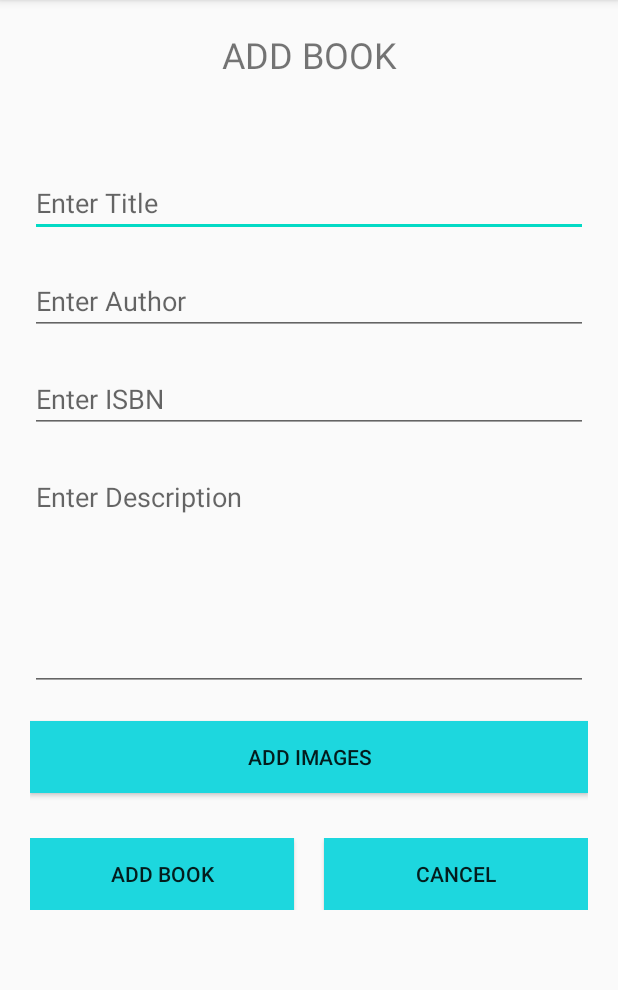
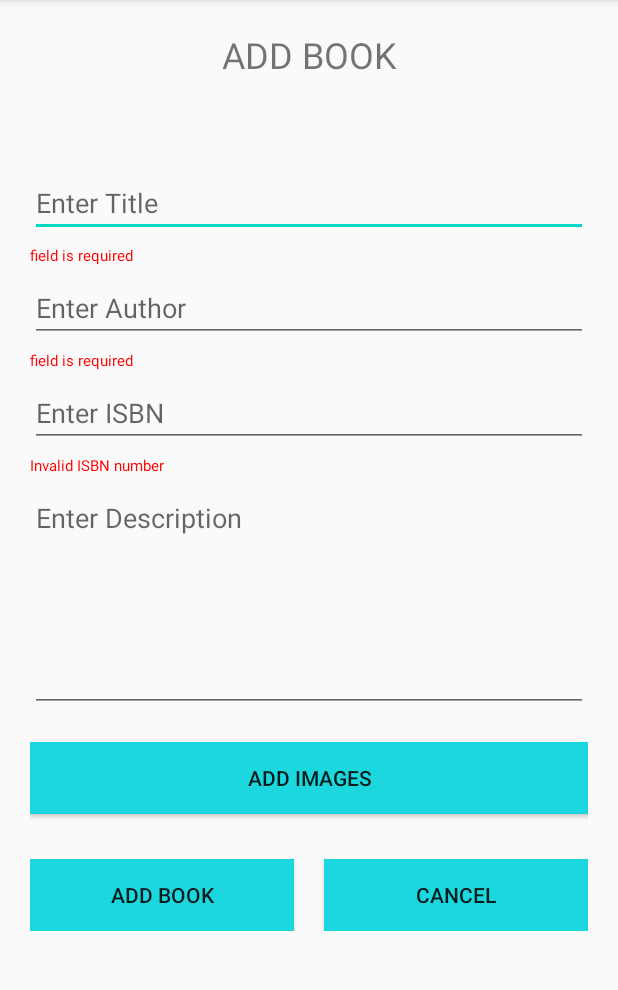
Before and after one commit to NVectors/BookBank, an Android app: the AddBookActivity screen opened directly, with no data from a screen before it, after a tap on "ADD BOOK", on a phone screen of 412 x 824 dp, the part 84-1074 px from its top. Run offline under Robolectric (Android 15) with nearby library versions, the phone set to English and light mode, and no system bars; our stand-ins replace Firebase (no records; nobody signed in at launch, a user with empty details on screens opened directly).

Commit message:
Validation for Adding book

```diff
--- a/app/src/main/java/com/example/bookbank/activities/AddBookActivity.java
+++ b/app/src/main/java/com/example/bookbank/activities/AddBookActivity.java
@@ -5,12 +5,15 @@ import androidx.appcompat.app.AppCompatActivity;
 
 import android.content.Intent;
 import android.os.Bundle;
+import android.renderscript.ScriptGroup;
 import android.view.View;
 import android.view.WindowManager;
 import android.widget.Button;
 import android.widget.EditText;
+import android.widget.TextView;
 
 import com.example.bookbank.R;
+import com.example.bookbank.helperClasses.InputValidator;
 import com.example.bookbank.models.Book;
 import com.google.android.gms.tasks.OnCompleteListener;
 import com.google.android.gms.tasks.Task;
@@ -25,8 +28,11 @@ public class AddBookActivity extends AppCompatActivity {
 
     private EditText description;
     private EditText title;
+    private TextView titleError;
     private EditText isbn;
+    private TextView isbnError;
     private EditText author;
+    private TextView authorError;
     private FirebaseFirestore firestore;
     private FirebaseAuth firebaseAuth;
 
@@ -39,8 +45,11 @@ public class AddBookActivity extends AppCompatActivity {
         getWindow().setSoftInputMode(WindowManager.LayoutParams.SOFT_INPUT_ADJUST_PAN);
 
         title = findViewById(R.id.titleEditText);
+        titleError = findViewById(R.id.titleError);
         author = findViewById(R.id.authorEditText);
+        authorError = findViewById(R.id.authorError);
         isbn = findViewById(R.id.isbnEditText);
+        isbnError = findViewById(R.id.isbnError);
         description = findViewById(R.id.descriptionEditText);
 
         final Button addBook = findViewById(R.id.addBookButton);
@@ -72,7 +81,18 @@ public class AddBookActivity extends AppCompatActivity {
         firestore = FirebaseFirestore.getInstance();
     }
 
+    public boolean validate() {
+        boolean[] inputs = {
+                InputValidator.notEmpty(title, titleError),
+                InputValidator.notEmpty(author, authorError),
+                InputValidator.notEmpty(isbn, isbnError),
+                InputValidator.isIsbn(isbn, isbnError)
+        };
+        return InputValidator.validateInputs(inputs);
+    }
+
     public void addBook(){
+        if (validate()) {
             FirebaseUser currentUser = FirebaseAuth.getInstance().getCurrentUser();
             String ownerId = "";
             if (currentUser != null) {
@@ -87,7 +107,7 @@ public class AddBookActivity extends AppCompatActivity {
                             id,
                             title.getText().toString(),
                             author.getText().toString(),
-                        Integer.parseInt(isbn.getText().toString()),
+                            Long.parseLong(isbn.getText().toString()),
                             description.getText().toString(),
                             "Available",
                             ownerId,
@@ -96,12 +116,12 @@ public class AddBookActivity extends AppCompatActivity {
             ).addOnCompleteListener(new OnCompleteListener<Void>() {
                 @Override
                 public void onComplete(@NonNull Task<Void> task) {
-                if (task.isSuccessful()){
+                    if (task.isSuccessful()) {
                         startActivity(new Intent(AddBookActivity.this, OwnerBooksActivity.class));
                     }
                 }
             });
-
+        }
     }
 
 
--- a/app/src/main/java/com/example/bookbank/activities/OwnerBooksActivity.java
+++ b/app/src/main/java/com/example/bookbank/activities/OwnerBooksActivity.java
@@ -44,7 +44,7 @@ public class OwnerBooksActivity extends AppCompatActivity {
         String []id = {"01", "02"};
         String []titles ={"The Grass is Always Greener", "Murder!"};
         String []author = {"Jeffrey Archer", "Arnold Bennett"};
-        Integer []isbn = {1860920497, 1860920128};
+        long []isbn = {1860920497, 1860920128};
         String []description = {"Book is about grass", "Book is about murder"};
         String []status = {"Available", "Available"};
         String []ownerId = {"05", "09"};
@@ -95,7 +95,7 @@ public class OwnerBooksActivity extends AppCompatActivity {
                     String id = (String) doc.getData().get("id");
                     String title = (String) doc.getData().get("title");
                     String author = (String) doc.getData().get("author");
-                    Integer isbn = Integer.parseInt(String.valueOf(doc.getData().get("isbn")));
+                    long isbn = Long.parseLong(String.valueOf(doc.getData().get("isbn")));
                     String description = (String) doc.getData().get("description");
                     String status = (String) doc.getData().get("status");
                     String ownerID = (String) doc.getData().get("ownerId");
--- a/app/src/main/java/com/example/bookbank/helperClasses/InputValidator.java
+++ b/app/src/main/java/com/example/bookbank/helperClasses/InputValidator.java
@@ -112,4 +112,16 @@ public class InputValidator {
         }
         return test;
     }
+
+    public static boolean isIsbn(EditText box, TextView errorBox) {
+        String regex = "^[0-9]{10,13}$";
+        boolean test = box.getText().toString().matches(regex);
+        if (!test) {
+            // if empty, set error message to warn the user
+            errorBox.setText("Invalid ISBN number");
+        } else {
+            errorBox.setText("");
+        }
+        return test;
+    }
 }
--- a/app/src/main/java/com/example/bookbank/models/Book.java
+++ b/app/src/main/java/com/example/bookbank/models/Book.java
@@ -4,7 +4,7 @@ public class Book {
     private String id;
     private String title;
     private String author;
-    private Integer isbn;
+    private Long isbn;
     private String description;
     private String status;
     private String ownerId;
@@ -14,7 +14,7 @@ public class Book {
         // required for Firestore to be able to convert this object
     }
 
-    public Book(String id, String title, String author, Integer isbn, String description, String status, String ownerId, String borrowerId) {
+    public Book(String id, String title, String author, Long isbn, String description, String status, String ownerId, String borrowerId) {
         this.id = id;
         this.title = title;
         this.author = author;
@@ -49,11 +49,11 @@ public class Book {
         this.author = author;
     }
 
-    public Integer getIsbn() {
+    public Long getIsbn() {
         return isbn;
     }
 
-    public void setIsbn(Integer isbn) {
+    public void setIsbn(Long isbn) {
         this.isbn = isbn;
     }
 
--- a/app/src/main/res/layout/activity_add_book.xml
+++ b/app/src/main/res/layout/activity_add_book.xml
@@ -24,23 +24,47 @@
             android:id="@+id/titleEditText"
             android:layout_width="match_parent"
             android:layout_height="wrap_content"
-            android:layout_marginBottom="20dp"
+            android:layout_marginBottom="5dp"
             android:hint="Enter Title" />
+
+        <TextView
+            android:id="@+id/titleError"
+            android:layout_width="match_parent"
+            android:layout_height="wrap_content"
+            android:textSize="10sp"
+            android:layout_marginBottom="5dp"
+            android:textColor="#f00" />
 
         <EditText
             android:id="@+id/authorEditText"
             android:layout_width="match_parent"
             android:layout_height="wrap_content"
-            android:layout_marginBottom="20dp"
+            android:layout_marginBottom="5dp"
             android:hint="Enter Author" />
+
+        <TextView
+            android:id="@+id/authorError"
+            android:layout_width="match_parent"
+            android:layout_height="wrap_content"
+            android:textSize="10sp"
+            android:layout_marginBottom="5dp"
+            android:textColor="#f00" />
 
         <EditText
             android:id="@+id/isbnEditText"
             android:layout_width="match_parent"
             android:layout_height="wrap_content"
-            android:layout_marginBottom="20dp"
+            android:layout_marginBottom="5dp"
             android:hint="Enter ISBN"
             android:inputType="number" />
+
+        <TextView
+            android:id="@+id/isbnError"
+            android:layout_width="match_parent"
+            android:layout_height="wrap_content"
+            android:textSize="10sp"
+            android:layout_marginBottom="5dp"
+            android:textColor="#f00" />
 
         <EditText
             android:id="@+id/descriptionEditText"
```
Lines whose indentation alone changed are shown as unchanged.
